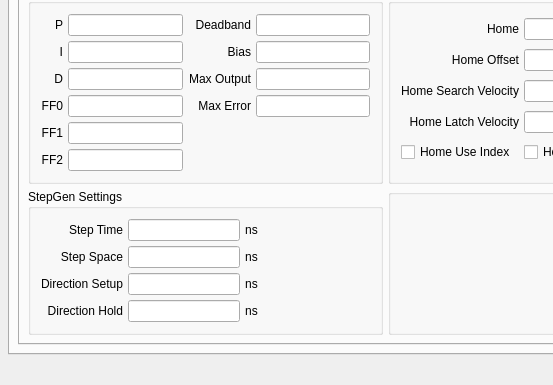
The window that 7i96.ui (snelweg/7i96) describes before a commit, drawn with Qt 5; both pictures show x 0 to 553 and y 261 to 646 of the 771 by 646 pixel window.
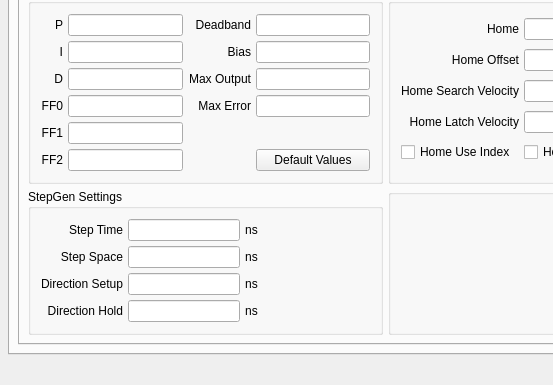
The same window after the commit. The open tabs and pages were chosen to show the change.

Commit message: add default value button

Patch:
```diff
--- a/7i96.ui
+++ b/7i96.ui
@@ -816,6 +816,13 @@
                  </property>
                 </widget>
                </item>
+               <item row="5" column="3">
+                <widget class="QPushButton" name="pidDefault_0">
+                 <property name="text">
+                  <string>Default Values</string>
+                 </property>
+                </widget>
+               </item>
               </layout>
              </widget>
             </item>
```
Left out of the diff: 30 changed lines with no effect on the pictures.
